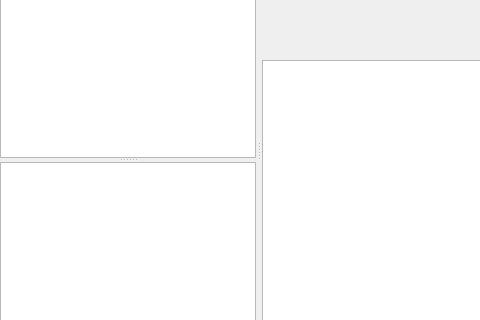
Old version of the form mainwindow.ui in the repository ABBAPOH/qbs-ui; both pictures show x 0 to 480 and y 139 to 459 of the 800 by 600 pixel window.
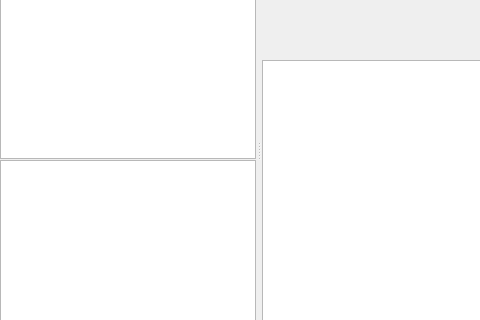
New version of the form. Custom widgets are drawn as their Qt base class.

Commit message: Splitter handle

Patch:
```diff
--- a/mainwindow.ui
+++ b/mainwindow.ui
@@ -172,6 +172,9 @@
        <property name="orientation">
         <enum>Qt::Vertical</enum>
        </property>
+       <property name="handleWidth">
+        <number>1</number>
+       </property>
        <widget class="QTreeView" name="treeView"/>
        <widget class="QTreeView" name="profilesView"/>
       </widget>
```
